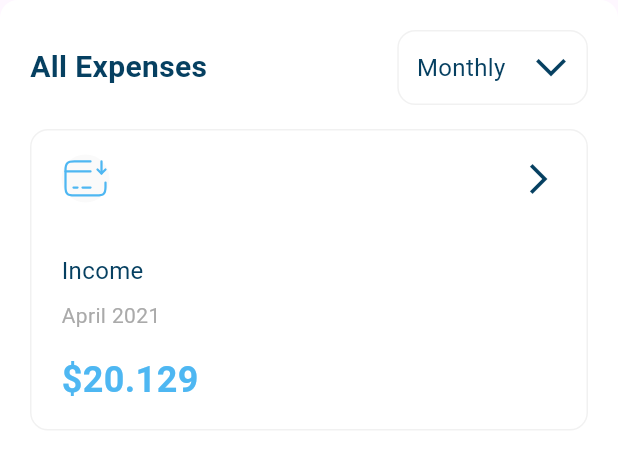
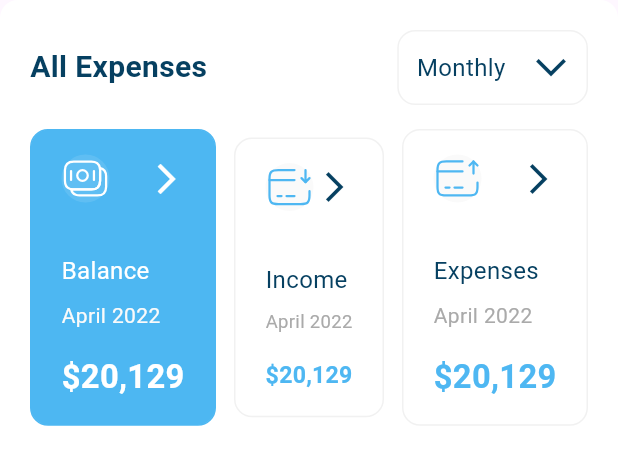
Before and after one commit to mostafanagy0/Responsive-DashBord, a Flutter app: the AllExpenses widget shown alone on an empty page, opened directly, on a phone screen of 412 x 824 dp. Shown: the top 469 px of the screen. Run offline on Flutter 3.47's test engine with Material 3 defaults, Android fonts, the phone set to English and light mode, and no system bars; our stand-ins replace flutter_svg; Roboto replaces fonts that are missing (Montserrat); project files that could hold a hidden picture were left out.

Commit message:
finish all expenses widget

```diff
--- a/lib/widgets/all_expenses.dart
+++ b/lib/widgets/all_expenses.dart
@@ -1,8 +1,6 @@
 import 'package:flutter/material.dart';
-import 'package:resposive_dashbord/models/all_expenses_item_model.dart';
-import 'package:resposive_dashbord/utils/assets.dart';
 import 'package:resposive_dashbord/widgets/all_expenses_header.dart';
-import 'package:resposive_dashbord/widgets/all_expenses_item.dart';
+import 'package:resposive_dashbord/widgets/all_expenses_item_list_view.dart';
 
 class AllExpenses extends StatelessWidget {
   const AllExpenses({super.key});
@@ -22,12 +20,7 @@
           SizedBox(
             height: 16,
           ),
-          AllExpensessItem(
-              itemModel: AllExpensessItemModel(
-                  image: Assets.imagesIncome,
-                  title: 'Income',
-                  date: 'April 2021',
-                  price: r'$20.129'))
+          AllExpensesItemListView()
         ],
       ),
     );
--- a/lib/widgets/all_expenses_item.dart
+++ b/lib/widgets/all_expenses_item.dart
@@ -1,65 +1,23 @@
 import 'package:flutter/material.dart';
 import 'package:resposive_dashbord/models/all_expenses_item_model.dart';
-import 'package:resposive_dashbord/utils/styles.dart';
-import 'package:resposive_dashbord/widgets/all_expenses_item_header.dart';
+import 'package:resposive_dashbord/widgets/inactive_and_active_all_expenses_item.dart';
 
 class AllExpensessItem extends StatelessWidget {
   const AllExpensessItem({
     super.key,
     required this.itemModel,
+    required this.isSelected,
   });
 
   final AllExpensessItemModel itemModel;
+  final bool isSelected;
 
   @override
   Widget build(BuildContext context) {
-    return Container(
-      padding: const EdgeInsets.symmetric(horizontal: 20, vertical: 16),
-      decoration: ShapeDecoration(
-        color: Colors.white,
-        shape: RoundedRectangleBorder(
-          side: const BorderSide(width: 1, color: Color(0xFFF1F1F1)),
-          borderRadius: BorderRadius.circular(12),
-        ),
-      ),
-      child: Column(
-        crossAxisAlignment: CrossAxisAlignment.start,
-        children: [
-          AllExpensesItemHeader(
-            image: itemModel.image,
-          ),
-          const SizedBox(
-            height: 34,
-          ),
-          FittedBox(
-            fit: BoxFit.scaleDown,
-            child: Text(
-              itemModel.title,
-              style: AppStyles.styleMedium16(context),
-            ),
-          ),
-          const SizedBox(
-            height: 8,
-          ),
-          FittedBox(
-            fit: BoxFit.scaleDown,
-            child: Text(
-              itemModel.date,
-              style: AppStyles.styleRegular14(context),
-            ),
-          ),
-          const SizedBox(
-            height: 16,
-          ),
-          FittedBox(
-            fit: BoxFit.scaleDown,
-            child: Text(
-              itemModel.price,
-              style: AppStyles.styleSemiBold24(context),
-            ),
-          ),
-        ],
-      ),
-    );
+    return isSelected
+        ? ActiveAllExpensessItem(
+            itemModel: itemModel,
+          )
+        : InActiveAllExpensessItem(itemModel: itemModel);
   }
 }
--- a/lib/widgets/all_expenses_item_header.dart
+++ b/lib/widgets/all_expenses_item_header.dart
@@ -2,26 +2,36 @@
 import 'package:flutter_svg/svg.dart';
 
 class AllExpensesItemHeader extends StatelessWidget {
-  const AllExpensesItemHeader({super.key, required this.image});
+  const AllExpensesItemHeader({
+    super.key,
+    required this.image,
+    this.imageBackgroundColor,
+    this.imagecolor,
+  });
   final String image;
+  final Color? imageBackgroundColor, imagecolor;
 
   @override
   Widget build(BuildContext context) {
     return Row(
       children: [
         Container(
-          decoration: const ShapeDecoration(
-            color: Color(0xFFFAFAFA),
-            shape: OvalBorder(),
+          decoration: ShapeDecoration(
+            color: imageBackgroundColor ?? const Color(0xFFFAFAFA),
+            shape: const OvalBorder(),
           ),
-          child: SvgPicture.asset(image),
+          child: SvgPicture.asset(
+            image,
+            colorFilter: ColorFilter.mode(
+                imagecolor ?? const Color(0xFF4EB7F2), BlendMode.srcIn),
+          ),
         ),
         const Spacer(),
         Transform.rotate(
           angle: -1.57079633 * 2,
-          child: const Icon(
+          child: Icon(
             Icons.arrow_back_ios_new_outlined,
-            color: Color(0xFF064061),
+            color: imagecolor == null ? const Color(0xFF064061) : Colors.white,
           ),
         ),
       ],
--- /dev/null
+++ b/lib/widgets/all_expenses_item_list_view.dart
@@ -0,0 +1,80 @@
+import 'package:flutter/material.dart';
+import 'package:resposive_dashbord/models/all_expenses_item_model.dart';
+import 'package:resposive_dashbord/utils/assets.dart';
+import 'package:resposive_dashbord/widgets/all_expenses_item.dart';
+
+class AllExpensesItemListView extends StatefulWidget {
+  const AllExpensesItemListView({super.key});
+  static final items = [
+    const AllExpensessItemModel(
+        image: Assets.imagesBalance,
+        title: 'Balance',
+        date: 'April 2022',
+        price: r'$20,129'),
+    const AllExpensessItemModel(
+        image: Assets.imagesIncome,
+        title: 'Income',
+        date: 'April 2022',
+        price: r'$20,129'),
+    const AllExpensessItemModel(
+        image: Assets.imagesExpenses,
+        title: 'Expenses',
+        date: 'April 2022',
+        price: r'$20,129'),
+  ];
+
+  @override
+  State<AllExpensesItemListView> createState() =>
+      _AllExpensesItemListViewState();
+}
+
+class _AllExpensesItemListViewState extends State<AllExpensesItemListView> {
+  int selectedIndex = 0;
+  @override
+  Widget build(BuildContext context) {
+    return Row(
+      // children: items
+      //     .map((e) => Expanded(child: AllExpensessItem(itemModel: e)))
+      //     .toList(),
+
+      children: AllExpensesItemListView.items.asMap().entries.map((e) {
+        int index = e.key;
+        var item = e.value;
+
+        if (index == 1) {
+          return Expanded(
+            child: Padding(
+              padding: const EdgeInsets.symmetric(horizontal: 12),
+              child: GestureDetector(
+                onTap: () {
+                  updateIndex(index);
+                },
+                child: AllExpensessItem(
+                  itemModel: item,
+                  isSelected: selectedIndex == index,
+                ),
+              ),
+            ),
+          );
+        } else {
+          return Expanded(
+              child: GestureDetector(
+            onTap: () {
+              updateIndex(index);
+            },
+            child: AllExpensessItem(
+              itemModel: item,
+              isSelected: selectedIndex == index,
+            ),
+          ));
+        }
+      }).toList(),
+    );
+  }
+
+  void updateIndex(int index) {
+    setState(() {
+      selectedIndex = index;
+    });
+  }
+}
--- /dev/null
+++ b/lib/widgets/inactive_and_active_all_expenses_item.dart
@@ -0,0 +1,134 @@
+import 'package:flutter/material.dart';
+import 'package:resposive_dashbord/models/all_expenses_item_model.dart';
+import 'package:resposive_dashbord/widgets/all_expenses_item_header.dart';
+
+import '../utils/styles.dart';
+
+class InActiveAllExpensessItem extends StatelessWidget {
+  const InActiveAllExpensessItem({
+    super.key,
+    required this.itemModel,
+  });
+
+  final AllExpensessItemModel itemModel;
+
+  @override
+  Widget build(BuildContext context) {
+    return Container(
+      padding: const EdgeInsets.symmetric(horizontal: 20, vertical: 16),
+      decoration: ShapeDecoration(
+        color: Colors.white,
+        shape: RoundedRectangleBorder(
+          side: const BorderSide(width: 1, color: Color(0xFFF1F1F1)),
+          borderRadius: BorderRadius.circular(12),
+        ),
+      ),
+      child: Column(
+        crossAxisAlignment: CrossAxisAlignment.start,
+        children: [
+          AllExpensesItemHeader(
+            image: itemModel.image,
+          ),
+          const SizedBox(
+            height: 34,
+          ),
+          FittedBox(
+            fit: BoxFit.scaleDown,
+            child: Text(
+              itemModel.title,
+              style: AppStyles.styleMedium16(context),
+            ),
+          ),
+          const SizedBox(
+            height: 8,
+          ),
+          FittedBox(
+            fit: BoxFit.scaleDown,
+            child: Text(
+              itemModel.date,
+              style: AppStyles.styleRegular14(context),
+            ),
+          ),
+          const SizedBox(
+            height: 16,
+          ),
+          FittedBox(
+            fit: BoxFit.scaleDown,
+            child: Text(
+              itemModel.price,
+              style: AppStyles.styleSemiBold24(context),
+            ),
+          ),
+        ],
+      ),
+    );
+  }
+}
+
+class ActiveAllExpensessItem extends StatelessWidget {
+  const ActiveAllExpensessItem({
+    super.key,
+    required this.itemModel,
+  });
+
+  final AllExpensessItemModel itemModel;
+
+  @override
+  Widget build(BuildContext context) {
+    return Container(
+      padding: const EdgeInsets.symmetric(horizontal: 20, vertical: 16),
+      decoration: ShapeDecoration(
+        color: const Color(0xFF4DB7F2),
+        shape: RoundedRectangleBorder(
+          side: const BorderSide(width: 1, color: Color(0xFF4DB7F2)),
+          borderRadius: BorderRadius.circular(12),
+        ),
+      ),
+      child: Column(
+        crossAxisAlignment: CrossAxisAlignment.start,
+        children: [
+          AllExpensesItemHeader(
+            imageBackgroundColor: Colors.white.withOpacity(0.10000000149011612),
+            imagecolor: Colors.white,
+            image: itemModel.image,
+          ),
+          const SizedBox(
+            height: 34,
+          ),
+          FittedBox(
+            fit: BoxFit.scaleDown,
+            child: Text(
+              itemModel.title,
+              style: AppStyles.styleMedium16(context).copyWith(
+                color: Colors.white,
+              ),
+            ),
+          ),
+          const SizedBox(
+            height: 8,
+          ),
+          FittedBox(
+            fit: BoxFit.scaleDown,
+            child: Text(
+              itemModel.date,
+              style: AppStyles.styleRegular14(context).copyWith(
+                color: const Color(0xFFFAFAFA),
+              ),
+            ),
+          ),
+          const SizedBox(
+            height: 16,
+          ),
+          FittedBox(
+            fit: BoxFit.scaleDown,
+            child: Text(
+              itemModel.price,
+              style: AppStyles.styleSemiBold24(context)
+                  .copyWith(color: Colors.white),
+            ),
+          ),
+        ],
+      ),
+    );
+  }
+}
```
